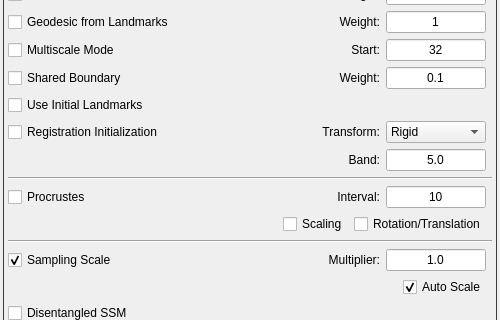
Qt form Studio/Optimize/OptimizeTool.ui (SCIInstitute/ShapeWorks) before a commit; both pictures show x 0 to 500 and y 309 to 629 of the 500 by 1004 pixel window.
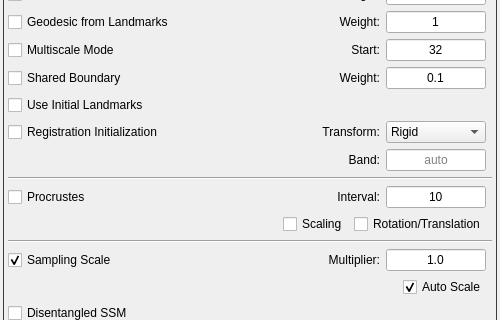
The same form after that commit. Icons and pictures are not drawn.

The edit to the form file:
```diff
--- a/Studio/Optimize/OptimizeTool.ui
+++ b/Studio/Optimize/OptimizeTool.ui
@@ -795,8 +795,8 @@
                </item>
                <item row="25" column="2">
                 <widget class="QLineEdit" name="registration_band">
-                 <property name="text">
-                  <string>5.0</string>
+                 <property name="placeholderText">
+                  <string>auto</string>
                  </property>
                  <property name="minimumSize">
                   <size>
```
